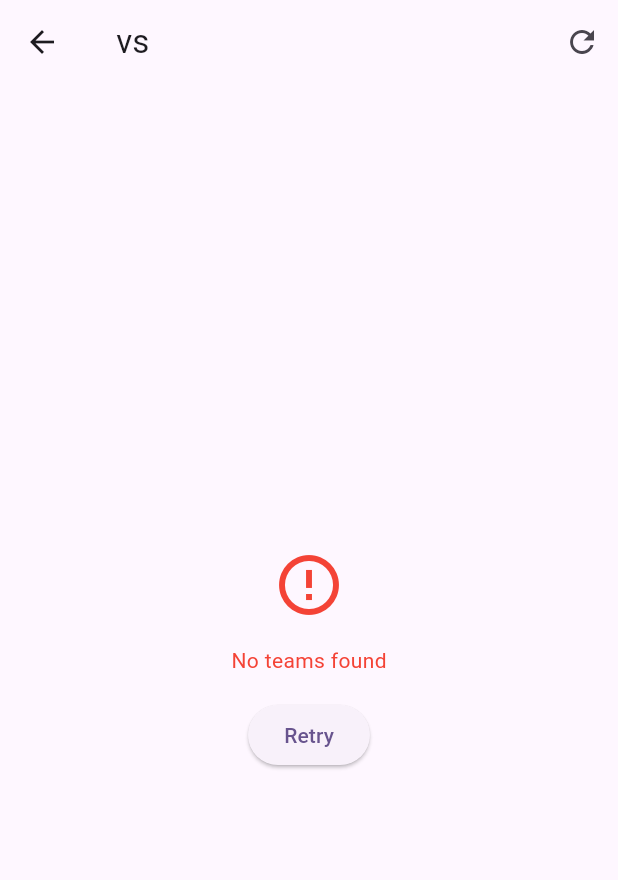
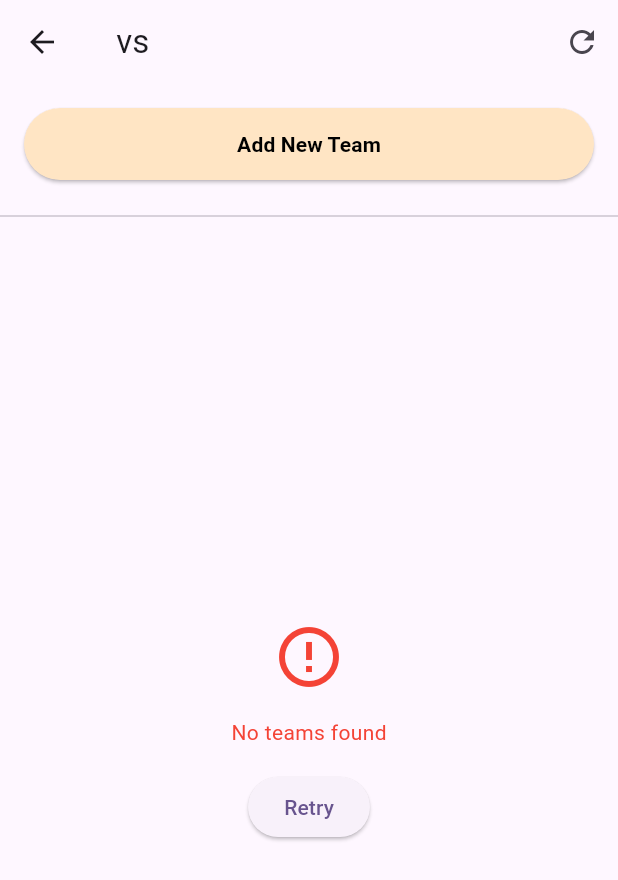
Before and after one commit to DeepakArjunan1431/login_page, a Flutter app: the ExistingTeamSelection screen opened directly with empty values, on a phone screen of 412 x 824 dp. Shown: the top 880 px of the screen. Run offline on Flutter 3.47's test engine with Material 3 defaults, Android fonts, the phone set to English and light mode, and no system bars; our stand-ins replace cloud_firestore, firebase_auth, firebase_core; accounts and stored records are empty.

Commit message:
the changes

```diff
--- a/lib/Screens/crickettabs/Livematches.dart
+++ b/lib/Screens/crickettabs/Livematches.dart
@@ -1,7 +1,7 @@
 import 'package:flutter/material.dart';
 import 'package:http/http.dart' as http;
 import 'package:login_page/Models/Model.dart';
-import 'matchdetails.dart'; // Import the new file
+// import 'matchdetails.dart'; // Import the new file
 
 class Livematches extends StatefulWidget {
   final String apiUrl =
--- a/lib/Screens/crickettabs/fetchMyTeam.dart
+++ b/lib/Screens/crickettabs/fetchMyTeam.dart
@@ -7,12 +7,14 @@ class ExistingTeamSelection extends StatefulWidget {
   final String poolType;
   final String team1Name;
   final String team2Name;
+  final VoidCallback onCreateNewTeam;
 
   ExistingTeamSelection({
     required this.matchId,
     required this.poolType,
     required this.team1Name,
     required this.team2Name,
+    required this.onCreateNewTeam,
   });
 
   @override
@@ -162,6 +164,7 @@ Future<void> _fetchExistingTeams() async {
       Map<String, dynamic> matchData = matches[widget.matchId] ?? {};
 
       String? selectedPoolName;
+      // ignore: unused_local_variable
       int? selectedPoolSlots;
       int maxSize = _getMaxSizeForPoolType(widget.poolType);
 
@@ -286,7 +289,48 @@ Future<void> _fetchExistingTeams() async {
           ),
         ],
       ),
-      body: isLoading
+      body: Column(
+        children: [
+          // Only show Create New Team button if there are less than 6 teams
+          if (existingTeams.length < 6)
+            Padding(
+              padding: EdgeInsets.all(16.0),
+              child: ElevatedButton(
+                onPressed: () {
+                  Navigator.pop(context);
+                  widget.onCreateNewTeam();
+                },
+                child: Text(
+                  'Add New Team',
+                  style: TextStyle(
+                    fontFamily: 'Roboto',
+                    fontWeight: FontWeight.bold,
+                    fontSize: 14.0,
+                    color: Colors.black,
+                  ),
+                ),
+                style: ButtonStyle(
+                  backgroundColor: MaterialStateProperty.all<Color>(Color(0xFFFFE5C4)),
+                  minimumSize: MaterialStateProperty.all(Size(double.infinity, 48)),
+                ),
+              ),
+            ),
+          if (existingTeams.length >= 6)
+            Padding(
+              padding: EdgeInsets.all(16.0),
+              child: Text(
+                'Select Using the Existing selected Team',
+                style: TextStyle(
+                  color: Colors.black,
+                  fontWeight: FontWeight.bold,
+                  fontSize: 15,
+                ),
+                textAlign: TextAlign.center,
+              ),
+            ),
+          Divider(),
+          Expanded(
+            child: isLoading
                 ? Center(child: CircularProgressIndicator())
                 : errorMessage != null
                     ? Center(
@@ -364,6 +408,10 @@ Future<void> _fetchExistingTeams() async {
                               );
                             },
                           ),
+          ),
+
+        ],
+      ),
     );
   }
 }
--- a/lib/main.dart
+++ b/lib/main.dart
@@ -1,6 +1,6 @@
 import 'package:firebase_core/firebase_core.dart';
 import 'package:flutter/material.dart';
-import 'package:login_page/Screens/Sign_in.dart';
+// import 'package:login_page/Screens/Sign_in.dart';
 import 'package:login_page/Screens/SplashScreen.dart';
 import 'package:login_page/firebase_options.dart';
 
```
Also changed, not shown: lib/Screens/crickettabs/matchdetails.dart (+22 -41 lines). Lines whose indentation alone changed are shown as unchanged.
